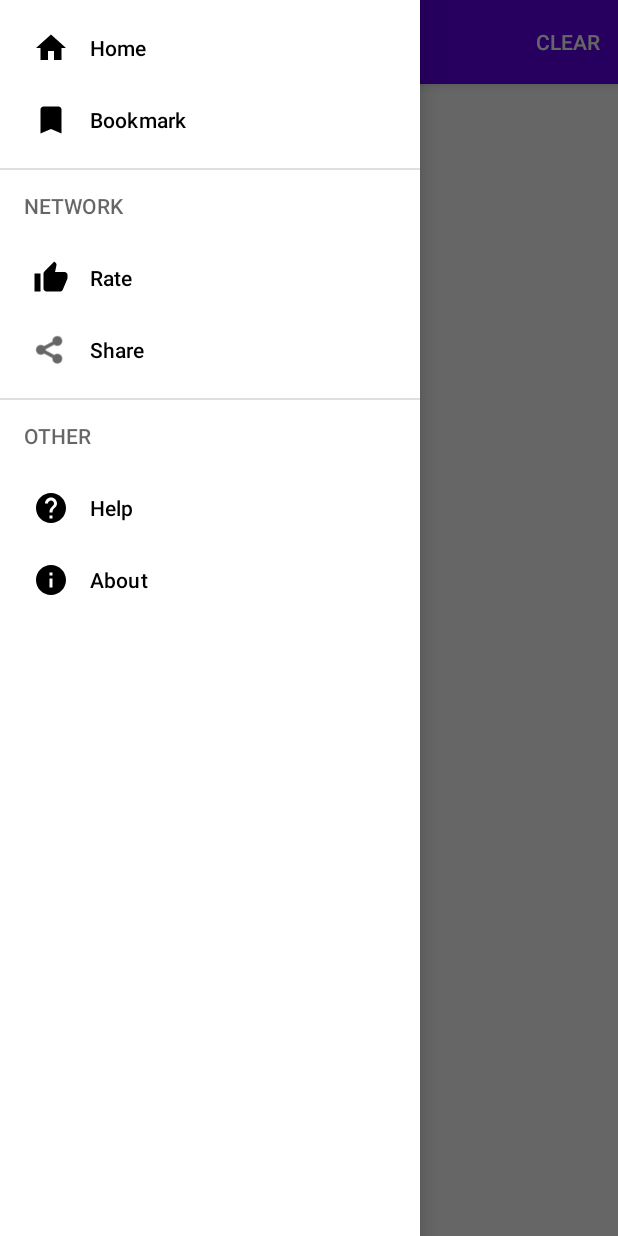
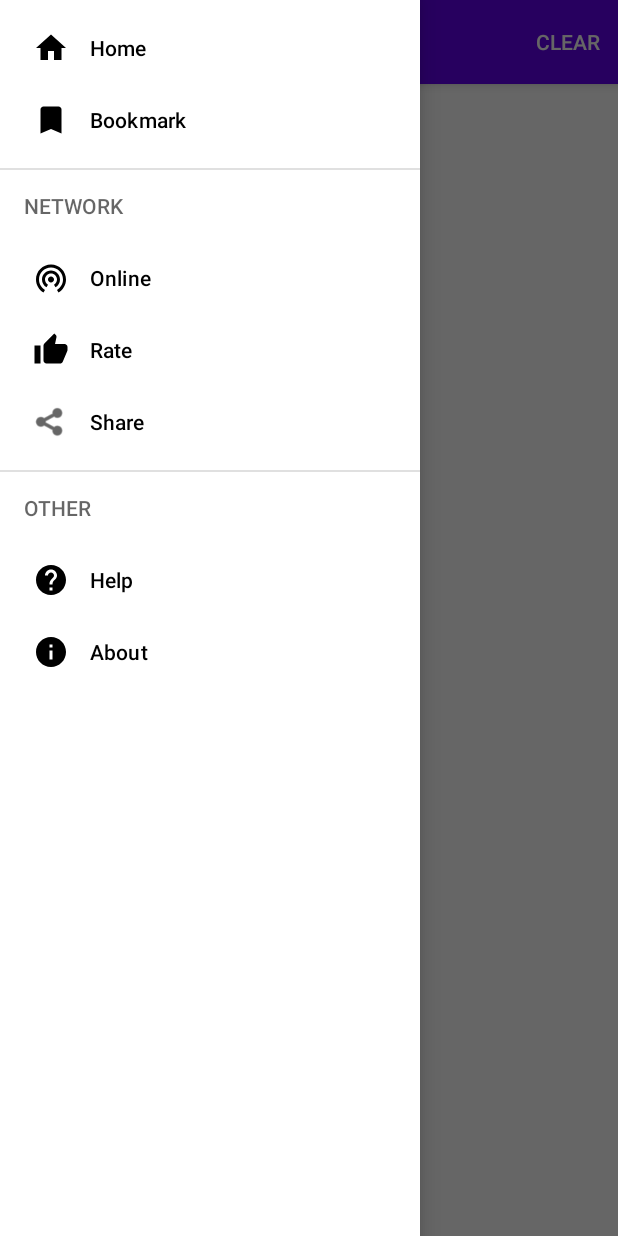
Before and after one commit to nguyenminh0511/Android-Dictionary, an Android app: the BookmarkActivity screen opened directly, with no data from a screen before it, with the side drawer open, on a phone screen of 412 x 824 dp. Run offline under Robolectric (Android 15) with nearby library versions, the phone set to English and light mode, and no system bars; network calls fail; 3 statements that could not run were skipped.

Commit message:
add navigation to online translation

```diff
--- a/app/src/main/java/com/example/dictionary/activities/BookmarkActivity.java
+++ b/app/src/main/java/com/example/dictionary/activities/BookmarkActivity.java
@@ -116,6 +116,10 @@ public class BookmarkActivity extends AppCompatActivity
 
         if (id == R.id.nav_back_home) {
             onBackPressed();
+        } else if (id == R.id.nav_online) {
+            Intent intentToOnlineTranslation = new Intent(BookmarkActivity.this, OnlineTranslate.class);
+            finish();
+            startActivity(intentToOnlineTranslation);
         } else {
             drawer.closeDrawer(GravityCompat.START);
         }
--- a/app/src/main/java/com/example/dictionary/activities/MainActivity.java
+++ b/app/src/main/java/com/example/dictionary/activities/MainActivity.java
@@ -158,6 +158,9 @@ public class MainActivity extends AppCompatActivity
             Intent intentToBookmark = new Intent(MainActivity.this, BookmarkActivity.class);
             intentToBookmark.putExtra("dic_type", dicType);
             startActivity(intentToBookmark);
+        } else if (id == R.id.nav_online) {
+            Intent intentToOnlineTranslate = new Intent(MainActivity.this, OnlineTranslate.class);
+            startActivity(intentToOnlineTranslate);
         }
 
         DrawerLayout drawer = (DrawerLayout) findViewById(R.id.drawer_layout);
--- a/app/src/main/java/com/example/dictionary/activities/SplashActivity.java
+++ b/app/src/main/java/com/example/dictionary/activities/SplashActivity.java
@@ -24,7 +24,7 @@ public class SplashActivity extends AppCompatActivity {
                     e.printStackTrace();
                 } finally {
                     finish();
-                    Intent intent = new Intent(context, OnlineTranslate.class);
+                    Intent intent = new Intent(context, MainActivity.class);
                     startActivity(intent);
                 }
             }
--- /dev/null
+++ b/app/src/main/res/drawable/ic_online.xml
@@ -0,0 +1,10 @@
+<vector xmlns:android="http://schemas.android.com/apk/res/android"
+    android:width="24dp"
+    android:height="24dp"
+    android:viewportWidth="24"
+    android:viewportHeight="24"
+    android:tint="?attr/colorControlNormal">
+  <path
+      android:fillColor="@android:color/white"
+      android:pathData="M12,11c-1.1,0 -2,0.9 -2,2s0.9,2 2,2 2,-0.9 2,-2 -0.9,-2 -2,-2zM18,13c0,-3.31 -2.69,-6 -6,-6s-6,2.69 -6,6c0,2.22 1.21,4.15 3,5.19l1,-1.74c-1.19,-0.7 -2,-1.97 -2,-3.45 0,-2.21 1.79,-4 4,-4s4,1.79 4,4c0,1.48 -0.81,2.75 -2,3.45l1,1.74c1.79,-1.04 3,-2.97 3,-5.19zM12,3C6.48,3 2,7.48 2,13c0,3.7 2.01,6.92 4.99,8.65l1,-1.73C5.61,18.53 4,15.96 4,13c0,-4.42 3.58,-8 8,-8s8,3.58 8,8c0,2.96 -1.61,5.53 -4,6.92l1,1.73c2.99,-1.73 5,-4.95 5,-8.65 0,-5.52 -4.48,-10 -10,-10z"/>
+</vector>
--- a/app/src/main/res/menu/activity_main_drawer.xml
+++ b/app/src/main/res/menu/activity_main_drawer.xml
@@ -15,6 +15,10 @@
     </group>
     <item android:title="NETWORK">
         <menu>
+            <item
+                android:id="@+id/nav_online"
+                android:icon="@drawable/ic_online"
+                android:title="Online" />
             <item
                 android:id="@+id/nav_rate"
                 android:icon="@drawable/ic_thum_up"
```
Also changed, not shown: app/src/main/java/com/example/dictionary/activities/OnlineTranslate.java (+17 -8 lines).
